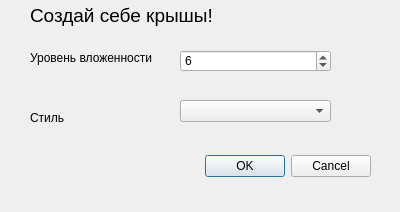
First picture: the form in askDialog.ui, repository AndreyMlashkin/RoofGenerator, before the edit.
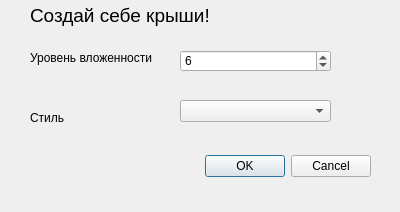
Second picture: the form after the edit.

```diff
--- a/askDialog.ui
+++ b/askDialog.ui
@@ -88,7 +88,7 @@
     </font>
    </property>
    <property name="text">
-    <string>Создай себе крышы!</string>
+    <string>Создай себе крыши!</string>
    </property>
   </widget>
   <widget class="QSpinBox" name="level">
```
